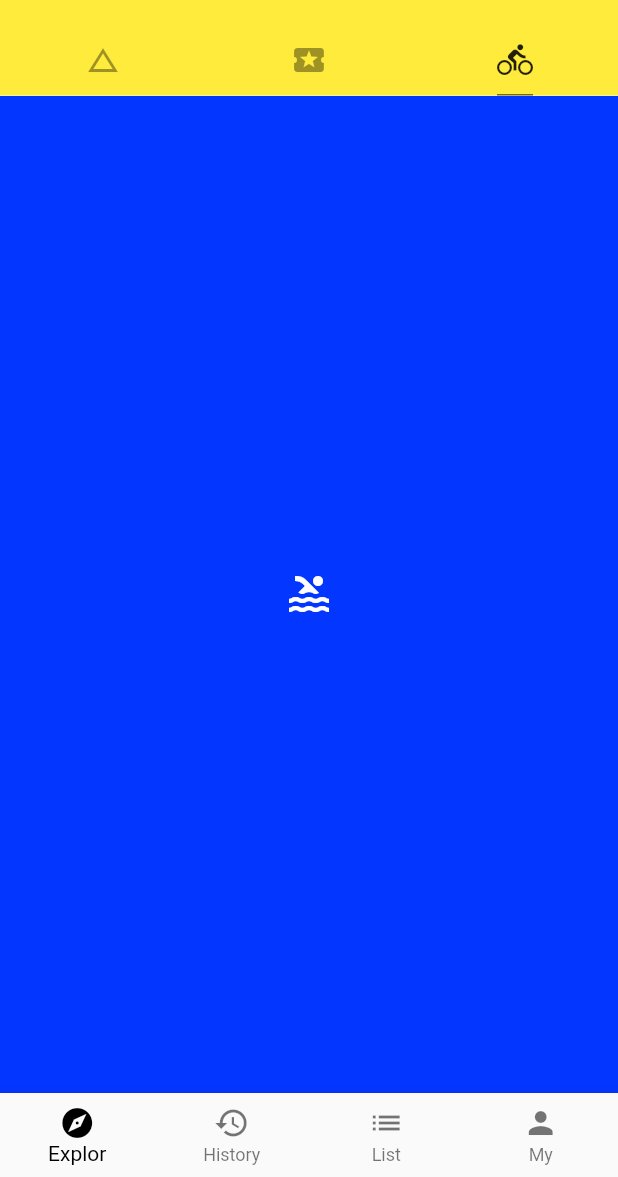
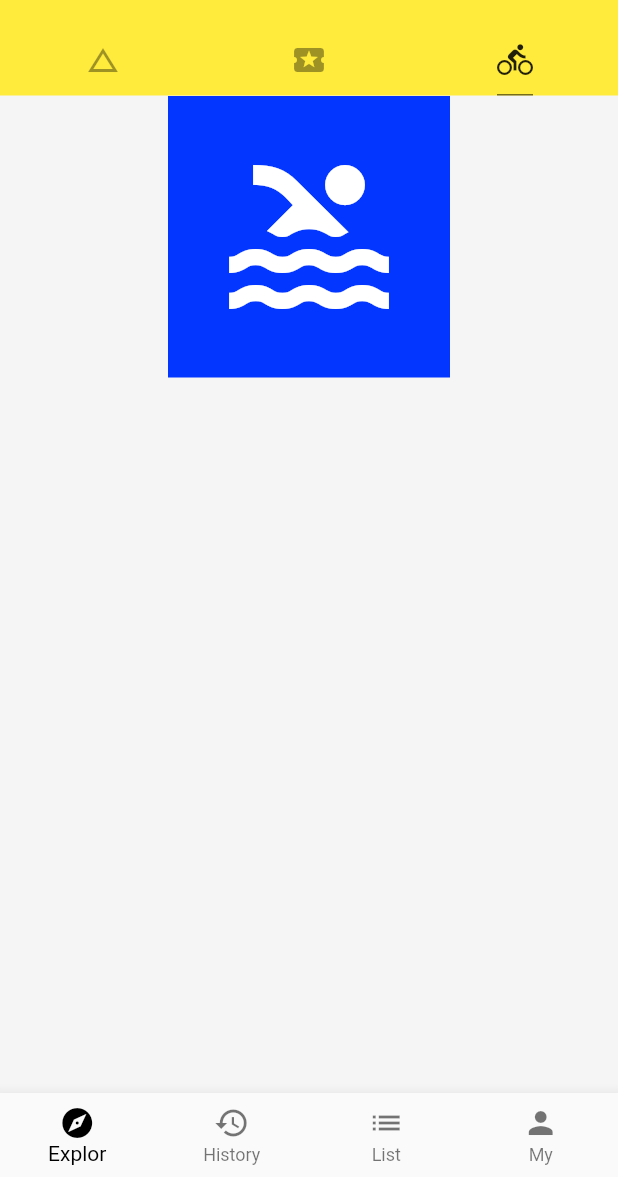
Before and after one commit to Orangem21/flutter, a Flutter app: the screen it shows after launch, tab 3 chosen, on a phone screen of 412 x 824 dp, the part 59-1236 px from its top. Run offline on Flutter 3.47's test engine with Material 2 defaults, Android fonts, the phone set to English and light mode, and no system bars; network calls fail.

Commit message:
使用column布局组件

```diff
--- a/lib/demo/LayoutsDemo.dart
+++ b/lib/demo/LayoutsDemo.dart
@@ -4,7 +4,11 @@ class LayoutsDemo extends StatelessWidget {
   @override
     Widget build(BuildContext context) {
 
-      return IconBadge(Icons.pool);
+      return Column(
+        children: <Widget>[
+          IconBadge(Icons.pool,size:128.0)
+        ],
+      );
     }
 }
 
@@ -12,7 +16,7 @@ class IconBadge extends StatelessWidget {
   final IconData icon;
   final double size;
 
-  IconBadge(this.icon,{this.size = 32.0});
+  IconBadge(this.icon,{this.size = 32.0});//给他一个默认值
 
   @override
     Widget build(BuildContext context) {
```
